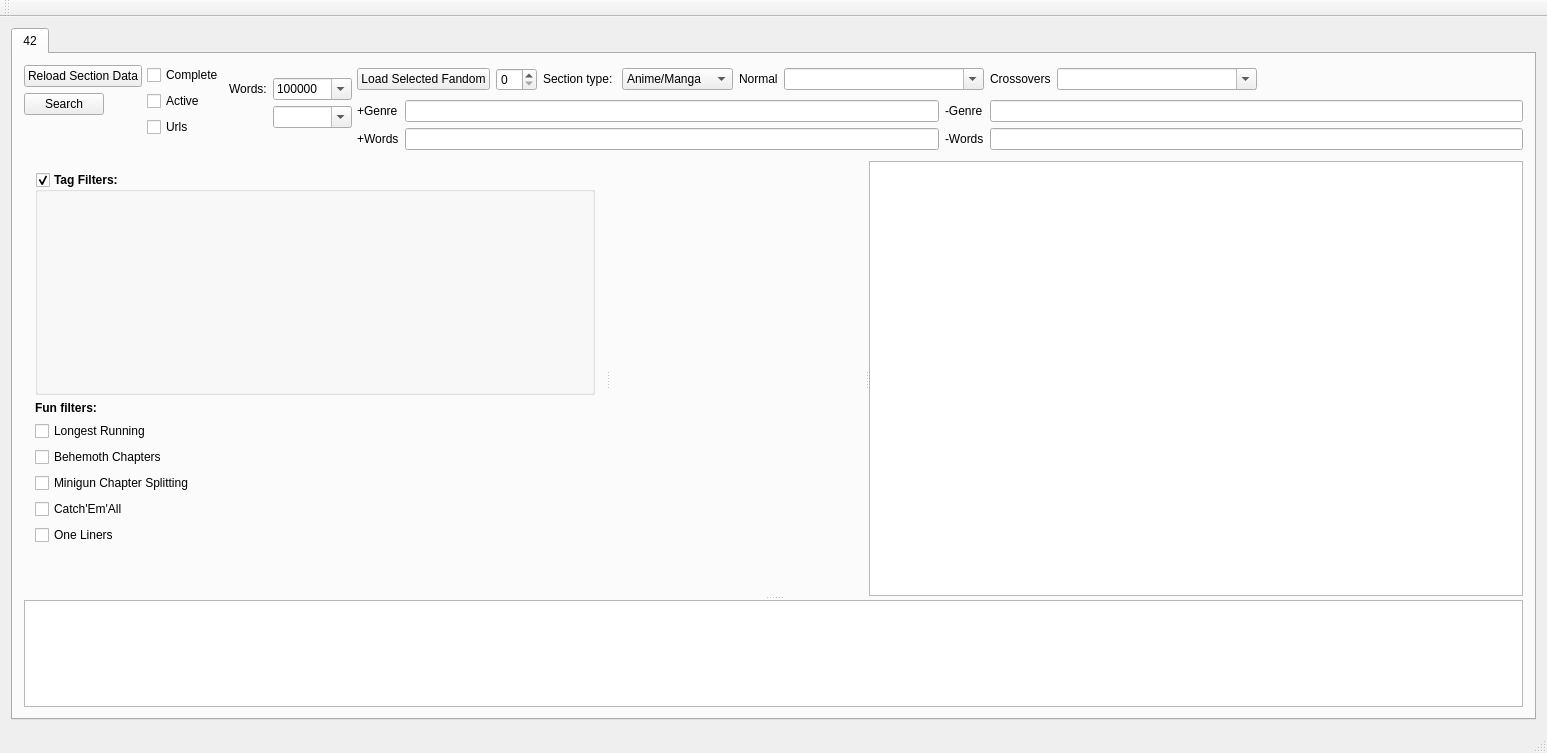
This is UI/mainwindow.ui in Zeks/flipper as Qt 5 draws it before an edit. The edited form follows.
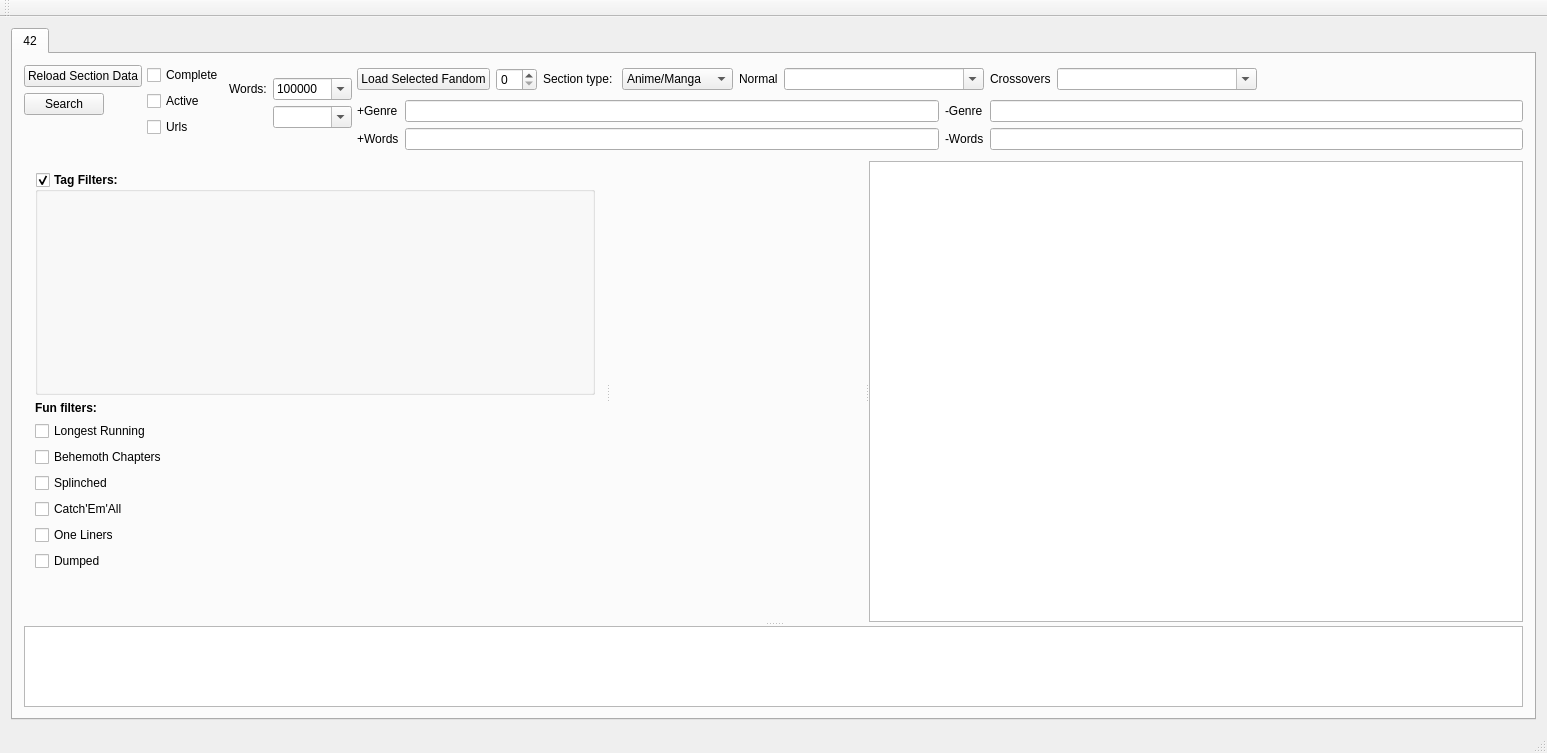
This is the edited form. Custom widgets are drawn as their Qt base class.

What changed in the file:
```diff
--- a/UI/mainwindow.ui
+++ b/UI/mainwindow.ui
@@ -667,7 +667,7 @@
                 </sizepolicy>
                </property>
                <property name="text">
-                <string>Minigun Chapter Splitting</string>
+                <string>Splinched</string>
                </property>
                <attribute name="buttonGroup">
                 <string notr="true">buttonGroup</string>
@@ -706,6 +706,19 @@
                </attribute>
               </widget>
              </item>
+             <item>
+              <widget class="QCheckBox" name="chkDumped">
+               <property name="toolTip">
+                <string>Best way to have no exposure(or readers) - just dump it all in one piece. Wait, that's not how it went for Roger?!</string>
+               </property>
+               <property name="text">
+                <string>Dumped</string>
+               </property>
+               <attribute name="buttonGroup">
+                <string notr="true">buttonGroup</string>
+               </attribute>
+              </widget>
+             </item>
              <item>
               <spacer name="verticalSpacer">
                <property name="orientation">
```
Left out of the diff: 19 changed lines with no effect on the pictures.
